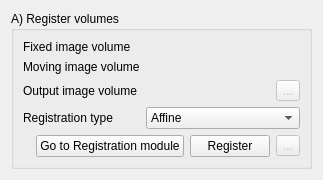
KitwareMedical/Deprecated-VesselView, file Modules/Scripted/Workflow/Widgets/Resources/UI/RegisterWidget.ui: the form before one commit.
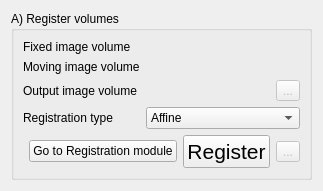
The form after the commit. Custom widgets are drawn as their Qt base class.

Commit message: ENH: Make the action button bigger by increasing the action text font size

```diff
--- a/Modules/Scripted/Workflow/Widgets/Resources/UI/RegisterWidget.ui
+++ b/Modules/Scripted/Workflow/Widgets/Resources/UI/RegisterWidget.ui
@@ -61,6 +61,11 @@
         </item>
         <item>
          <widget class="QPushButton" name="RegisterApplyPushButton">
+          <property name="font">
+           <font>
+            <pointsize>16</pointsize>
+           </font>
+          </property>
           <property name="toolTip">
            <string>&lt;!DOCTYPE HTML PUBLIC &quot;-//W3C//DTD HTML 4.0//EN&quot; &quot;http://www.w3.org/TR/REC-html40/strict.dtd&quot;&gt;
 &lt;html&gt;&lt;head&gt;&lt;meta name=&quot;qrichtext&quot; content=&quot;1&quot; /&gt;&lt;style type=&quot;text/css&quot;&gt;
```
The commit also changes 6 other files.
